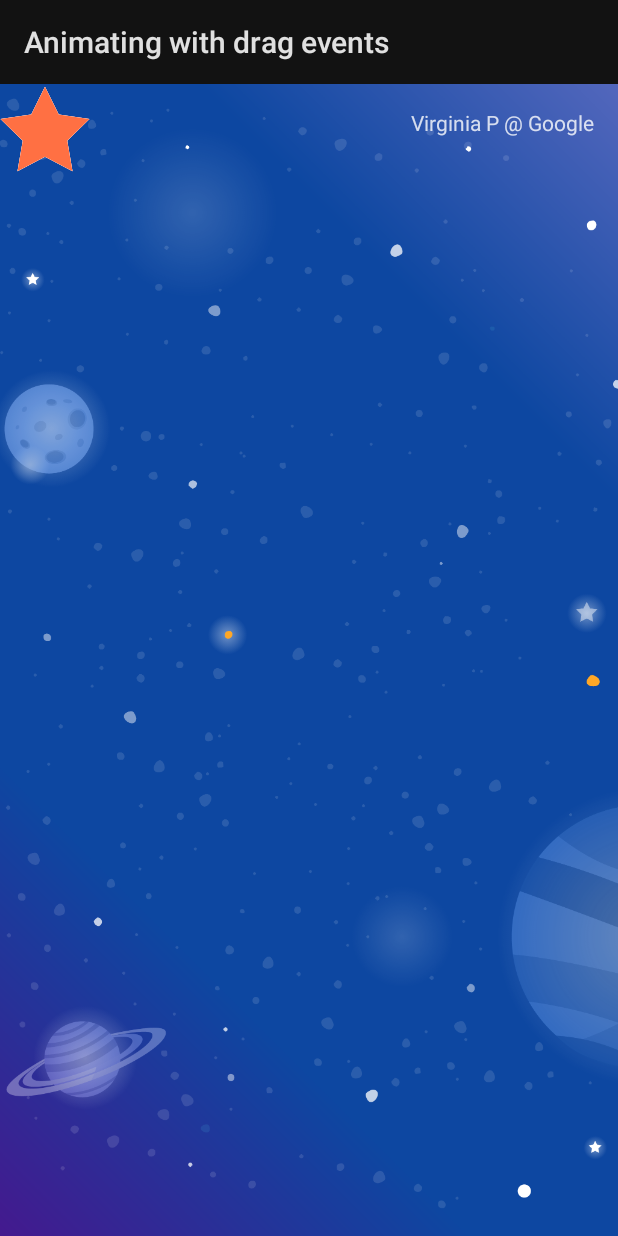
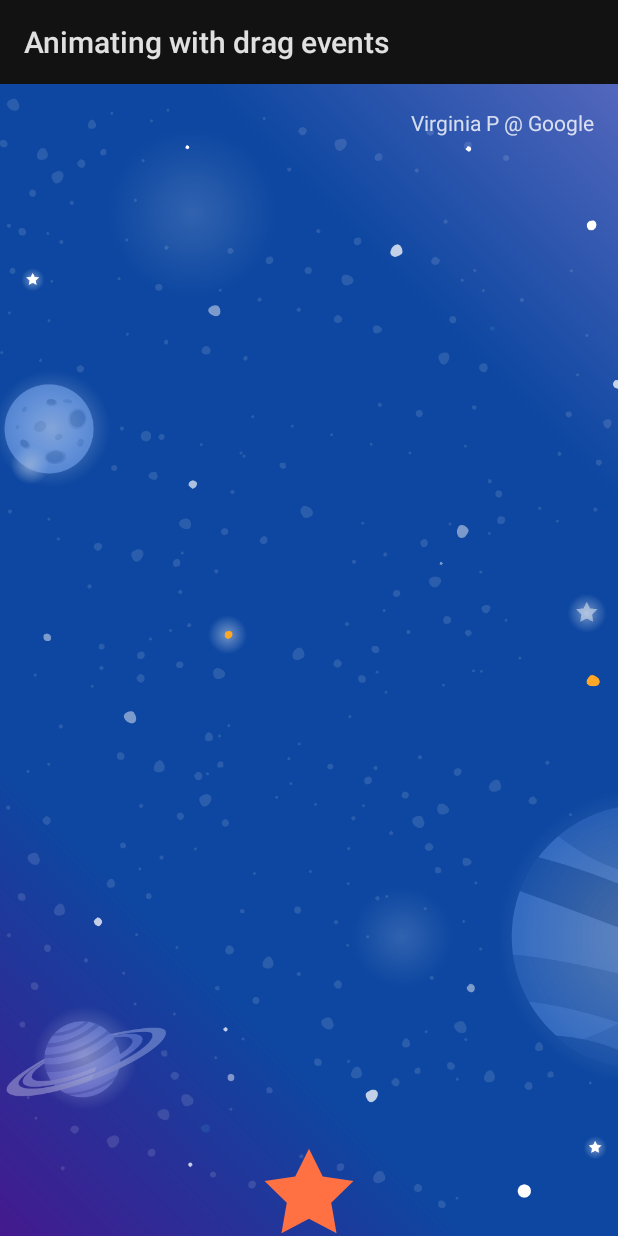
Before and after one commit to dannyboy2327/MotionLayout, an Android app: the Step2Activity screen opened directly, with no data from a screen before it, on a phone screen of 412 x 824 dp. Run offline under Robolectric (Android 15) with nearby library versions, the phone set to English and light mode, and no system bars.

Commit message:
feat: added constraintSets and a onSwipe to transition

```diff
--- a/app/src/main/res/xml/step2.xml
+++ b/app/src/main/res/xml/step2.xml
@@ -22,15 +22,68 @@
             app:constraintSetStart="@+id/start"
             app:constraintSetEnd="@+id/end">
         <!-- TODO add OnSwipe tag -->
+        <OnSwipe
+            app:touchAnchorId="@drawable/ic_moon"/>
     </Transition>
 
     <!-- Constraints to apply at the start of the animation -->
     <ConstraintSet android:id="@+id/start">
         <!-- TODO apply starting constraints -->
+        <Constraint
+            android:id="@+id/red_star"
+            android:layout_width="wrap_content"
+            android:layout_height="wrap_content"
+            app:layout_constraintStart_toStartOf="parent"
+            app:layout_constraintEnd_toEndOf="parent"
+            app:layout_constraintBottom_toBottomOf="parent" />
+
+        <Constraint
+            android:id="@+id/left_star"
+            android:layout_width="wrap_content"
+            android:layout_height="wrap_content"
+            android:alpha="0.0"
+            app:layout_constraintStart_toStartOf="parent"
+            app:layout_constraintEnd_toEndOf="parent"
+            app:layout_constraintBottom_toBottomOf="parent" />
+
+        <Constraint
+            android:id="@+id/right_star"
+            android:layout_width="wrap_content"
+            android:layout_height="wrap_content"
+            android:alpha="0.0"
+            app:layout_constraintStart_toStartOf="parent"
+            app:layout_constraintEnd_toEndOf="parent"
+            app:layout_constraintBottom_toBottomOf="parent" />
     </ConstraintSet>
 
     <!-- Constraints to apply at the end of the animation -->
     <ConstraintSet android:id="@+id/end">
         <!-- TODO apply ending constraints -->
+        <Constraint
+            android:id="@+id/left_star"
+            android:layout_width="wrap_content"
+            android:layout_height="wrap_content"
+            android:alpha="1.0"
+            app:layout_constraintHorizontal_chainStyle="packed"
+            app:layout_constraintStart_toStartOf="parent"
+            app:layout_constraintEnd_toStartOf="@id/red_star"
+            app:layout_constraintTop_toBottomOf="@id/credits" />
+
+        <Constraint
+            android:id="@+id/red_star"
+            android:layout_width="wrap_content"
+            android:layout_height="wrap_content"
+            app:layout_constraintStart_toEndOf="@id/left_star"
+            app:layout_constraintEnd_toStartOf="@id/right_star"
+            app:layout_constraintTop_toBottomOf="@id/credits" />
+
+        <Constraint
+            android:id="@+id/right_star"
+            android:layout_width="wrap_content"
+            android:layout_height="wrap_content"
+            android:alpha="1.0"
+            app:layout_constraintStart_toEndOf="@id/red_star"
+            app:layout_constraintEnd_toEndOf="parent"
+            app:layout_constraintTop_toBottomOf="@id/credits" />
     </ConstraintSet>
 </MotionScene>
```
